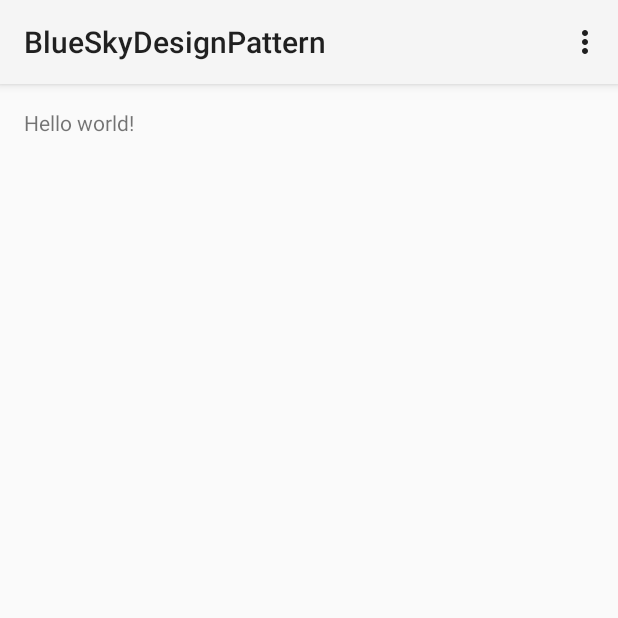
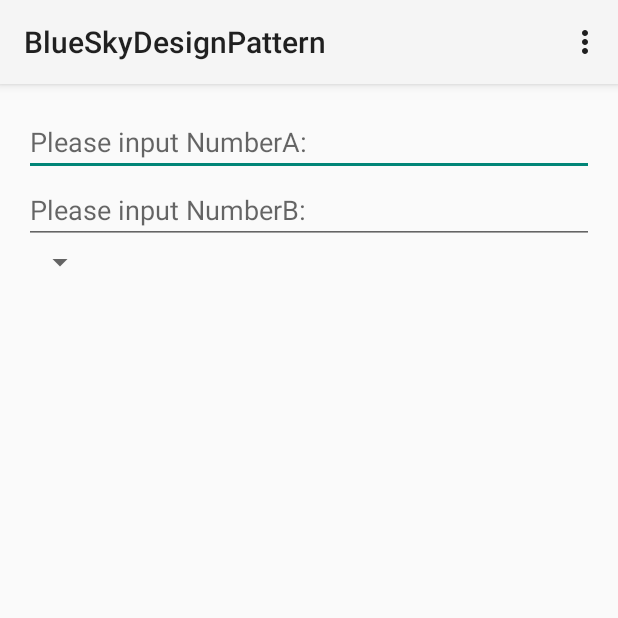
Before and after one commit to yidinghe/bluesky-design-pattern, an Android app: the screen it shows after launch (FactoryActivity), on a phone screen of 412 x 824 dp, the top half of it. Run offline under Robolectric (Android 15) with nearby library versions, the phone set to English and light mode, and no system bars.

Commit message:
Finished operationFactory.

```diff
--- a/app/src/main/java/com/blueskyhe/blueskydesignpattern/factory/FactoryActivity.java
+++ b/app/src/main/java/com/blueskyhe/blueskydesignpattern/factory/FactoryActivity.java
@@ -4,16 +4,33 @@ import android.app.Activity;
 import android.os.Bundle;
 import android.view.Menu;
 import android.view.MenuItem;
+import android.widget.EditText;
+import android.widget.Spinner;
 
 import com.blueskyhe.blueskydesignpattern.R;
+import com.blueskyhe.blueskydesignpattern.factory.domains.Operation;
+import com.blueskyhe.blueskydesignpattern.factory.factory.OperationFactory;
 
 
 public class FactoryActivity extends Activity {
+
+    private EditText mInputNumberA;
+    private EditText mInputNumberB;
+    private Spinner mSpinner;
+
+    private Operation mOper;
+    private OperationFactory mOperationFactory;
+
 
     @Override
     protected void onCreate(Bundle savedInstanceState) {
         super.onCreate(savedInstanceState);
         setContentView(R.layout.activity_factory);
+        initViews();
+    }
+
+    private void initViews() {
+
     }
 
 
--- a/app/src/main/java/com/blueskyhe/blueskydesignpattern/factory/domain/Operation.java
+++ b/app/src/main/java/com/blueskyhe/blueskydesignpattern/factory/domains/Operation.java
@@ -1,4 +1,4 @@
-package com.blueskyhe.blueskydesignpattern.factory.domain;
+package com.blueskyhe.blueskydesignpattern.factory.domains;
 
 /**
  * Created by yiding on 5/28/15.
--- a/app/src/main/java/com/blueskyhe/blueskydesignpattern/factory/domain/OperationAdd.java
+++ b/app/src/main/java/com/blueskyhe/blueskydesignpattern/factory/domains/OperationAdd.java
@@ -1,4 +1,4 @@
-package com.blueskyhe.blueskydesignpattern.factory.domain;
+package com.blueskyhe.blueskydesignpattern.factory.domains;
 
 /**
  * Created by yiding on 5/28/15.
--- a/app/src/main/java/com/blueskyhe/blueskydesignpattern/factory/domain/OperationSub.java
+++ b/app/src/main/java/com/blueskyhe/blueskydesignpattern/factory/domains/OperationSub.java
@@ -1,4 +1,4 @@
-package com.blueskyhe.blueskydesignpattern.factory.domain;
+package com.blueskyhe.blueskydesignpattern.factory.domains;
 
 /**
  * Created by yiding on 5/28/15.
--- a/app/src/main/res/layout/activity_factory.xml
+++ b/app/src/main/res/layout/activity_factory.xml
@@ -1,11 +1,34 @@
 <RelativeLayout xmlns:android="http://schemas.android.com/apk/res/android"
-    xmlns:tools="http://schemas.android.com/tools" android:layout_width="match_parent"
-    android:layout_height="match_parent" android:paddingLeft="@dimen/activity_horizontal_margin"
+    xmlns:tools="http://schemas.android.com/tools"
+    android:layout_width="match_parent"
+    android:layout_height="match_parent"
+    android:paddingLeft="@dimen/activity_horizontal_margin"
     android:paddingRight="@dimen/activity_horizontal_margin"
     android:paddingTop="@dimen/activity_vertical_margin"
-    android:paddingBottom="@dimen/activity_vertical_margin" tools:context=".FactoryActivity">
+    android:paddingBottom="@dimen/activity_vertical_margin"
+    tools:context=".FactoryActivity">
 
-    <TextView android:text="@string/hello_world" android:layout_width="wrap_content"
+    <EditText
+        android:inputType="numberDecimal"
+        android:hint="@string/et_input_numberA_hint"
+        android:id="@+id/et_input_number_A"
+        android:layout_width="match_parent"
         android:layout_height="wrap_content" />
 
+
+    <EditText
+        android:inputType="numberDecimal"
+        android:layout_below="@+id/et_input_number_A"
+        android:hint="@string/et_input_numberB_hint"
+        android:id="@+id/et_input_number_B"
+        android:layout_width="match_parent"
+        android:layout_height="wrap_content" />
+
+    <Spinner
+        android:layout_width="wrap_content"
+        android:layout_height="wrap_content"
+        android:id="@+id/spinner"
+        android:layout_below="@+id/et_input_number_B"
+        android:layout_alignParentStart="true" />
+
 </RelativeLayout>
--- a/app/src/main/res/values/strings.xml
+++ b/app/src/main/res/values/strings.xml
@@ -3,4 +3,7 @@
 
     <string name="hello_world">Hello world!</string>
     <string name="action_settings">Settings</string>
+
+    <string name="et_input_numberA_hint">Please input NumberA:</string>
+    <string name="et_input_numberB_hint">Please input NumberB:</string>
 </resources>
```
Also changed, not shown: app/src/main/java/com/blueskyhe/blueskydesignpattern/factory/domains/OperationDiv.java (added, +20 -0 lines), app/src/main/java/com/blueskyhe/blueskydesignpattern/factory/domains/OperationMul.java (added, +16 -0 lines), app/src/main/java/com/blueskyhe/blueskydesignpattern/factory/factory/OperationFactory.java (added, +43 -0 lines).
